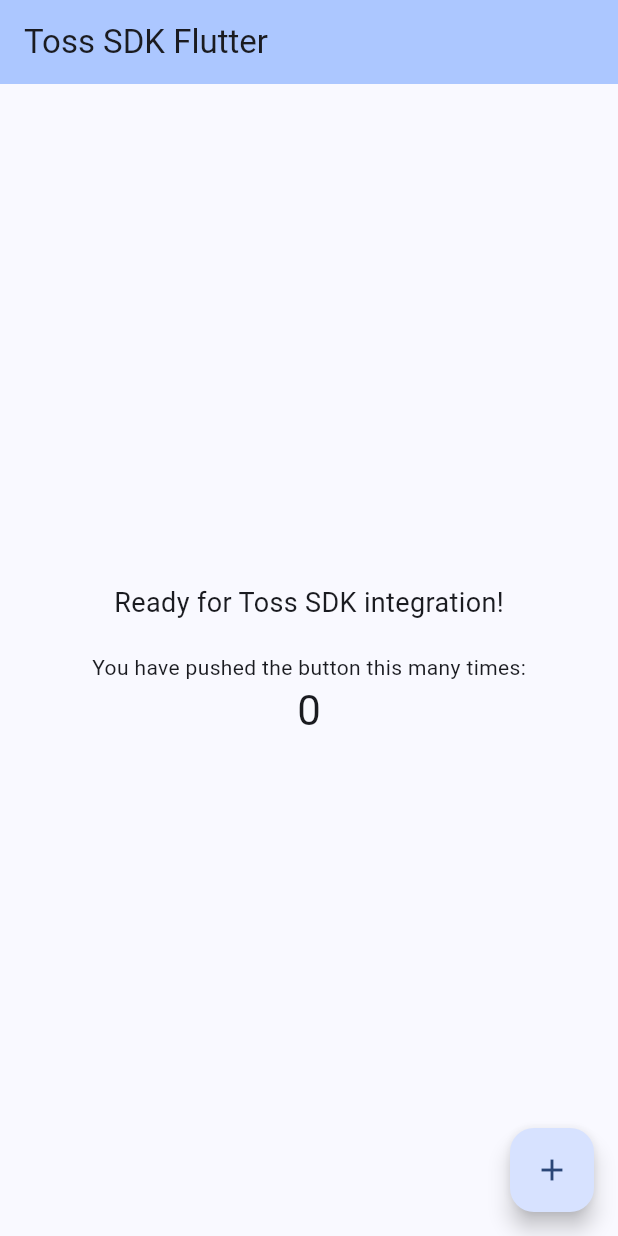
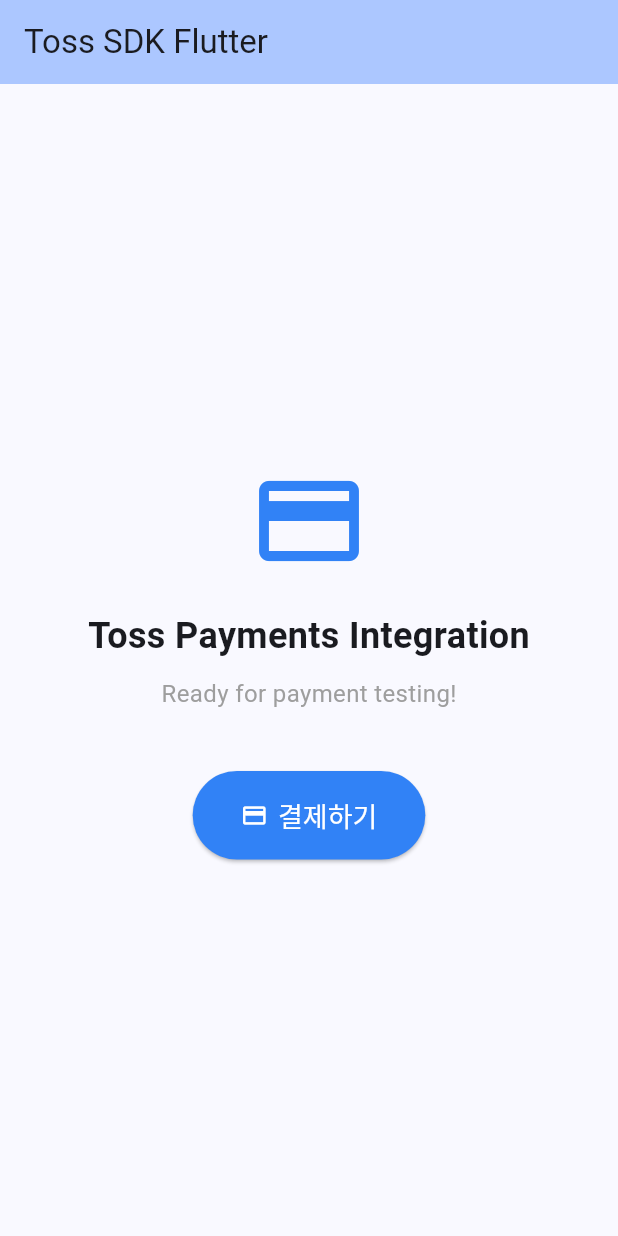
Before and after one commit to efforthye/toss_sdk_flutter, a Flutter app: the screen it shows after launch, on a phone screen of 412 x 824 dp. Run offline on Flutter 3.47's test engine with Material 3 defaults, Android fonts, the phone set to English and light mode, and no system bars; our stand-ins replace flutter_dotenv.

Commit message:
feat: add payment button navigation to main screen

```diff
--- a/lib/main.dart
+++ b/lib/main.dart
@@ -1,5 +1,6 @@
 import 'package:flutter/material.dart';
 import 'package:flutter_dotenv/flutter_dotenv.dart';
+import 'pages/payment_page.dart';
 
 void main() async {
   WidgetsFlutterBinding.ensureInitialized();
@@ -41,14 +42,6 @@ class MyHomePage extends StatefulWidget {
 }
 
 class _MyHomePageState extends State<MyHomePage> {
-  int _counter = 0;
-
-  void _incrementCounter() {
-    setState(() {
-      _counter++;
-    });
-  }
-
   @override
   Widget build(BuildContext context) {
     return Scaffold(
@@ -60,26 +53,49 @@ class _MyHomePageState extends State<MyHomePage> {
         child: Column(
           mainAxisAlignment: MainAxisAlignment.center,
           children: <Widget>[
-            const Text(
-              'Ready for Toss SDK integration!',
-              style: TextStyle(fontSize: 18),
+            const Icon(
+              Icons.payment,
+              size: 80,
+              color: Color(0xFF3182F6),
             ),
             const SizedBox(height: 20),
             const Text(
-              'You have pushed the button this many times:',
+              'Toss Payments Integration',
+              style: TextStyle(
+                fontSize: 24,
+                fontWeight: FontWeight.bold,
+              ),
             ),
-            Text(
-              '$_counter',
-              style: Theme.of(context).textTheme.headlineMedium,
+            const SizedBox(height: 10),
+            const Text(
+              'Ready for payment testing!',
+              style: TextStyle(fontSize: 16, color: Colors.grey),
+            ),
+            const SizedBox(height: 40),
+            ElevatedButton.icon(
+              onPressed: () {
+                Navigator.push(
+                  context,
+                  MaterialPageRoute(
+                    builder: (context) => const PaymentPage(),
+                  ),
+                );
+              },
+              icon: const Icon(Icons.credit_card),
+              label: const Text('결제하기'),
+              style: ElevatedButton.styleFrom(
+                backgroundColor: const Color(0xFF3182F6),
+                foregroundColor: Colors.white,
+                padding: const EdgeInsets.symmetric(
+                  horizontal: 32,
+                  vertical: 16,
+                ),
+                textStyle: const TextStyle(fontSize: 18),
+              ),
             ),
           ],
         ),
       ),
-      floatingActionButton: FloatingActionButton(
-        onPressed: _incrementCounter,
-        tooltip: 'Increment',
-        child: const Icon(Icons.add),
-      ),
     );
   }
 }
```
